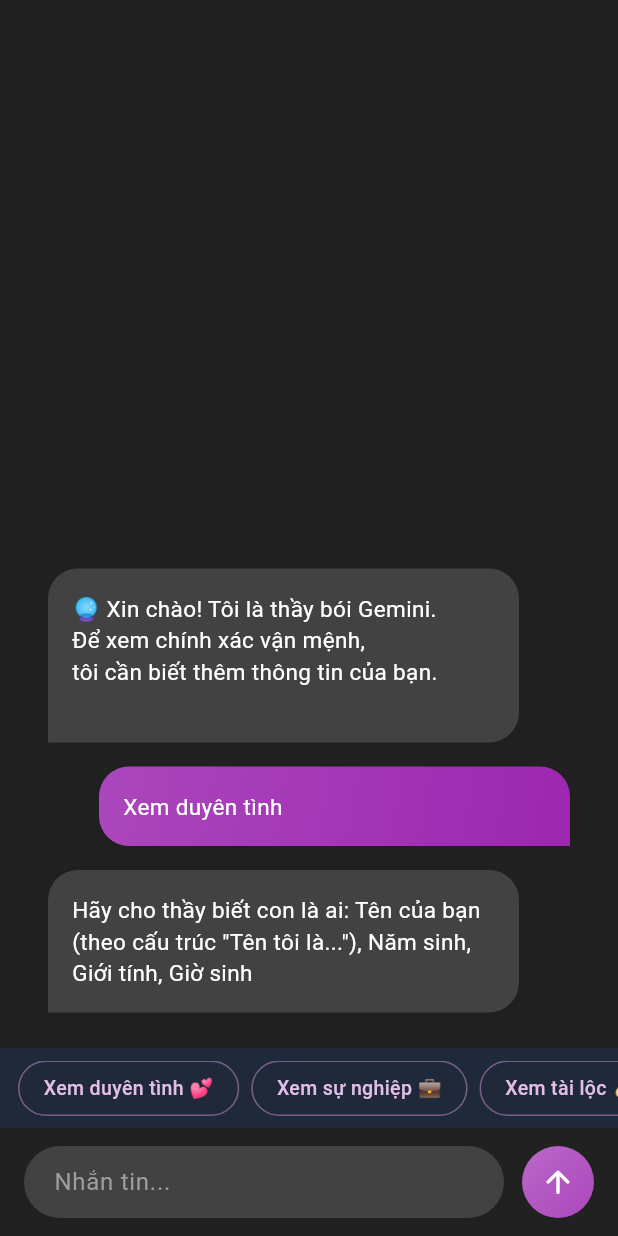
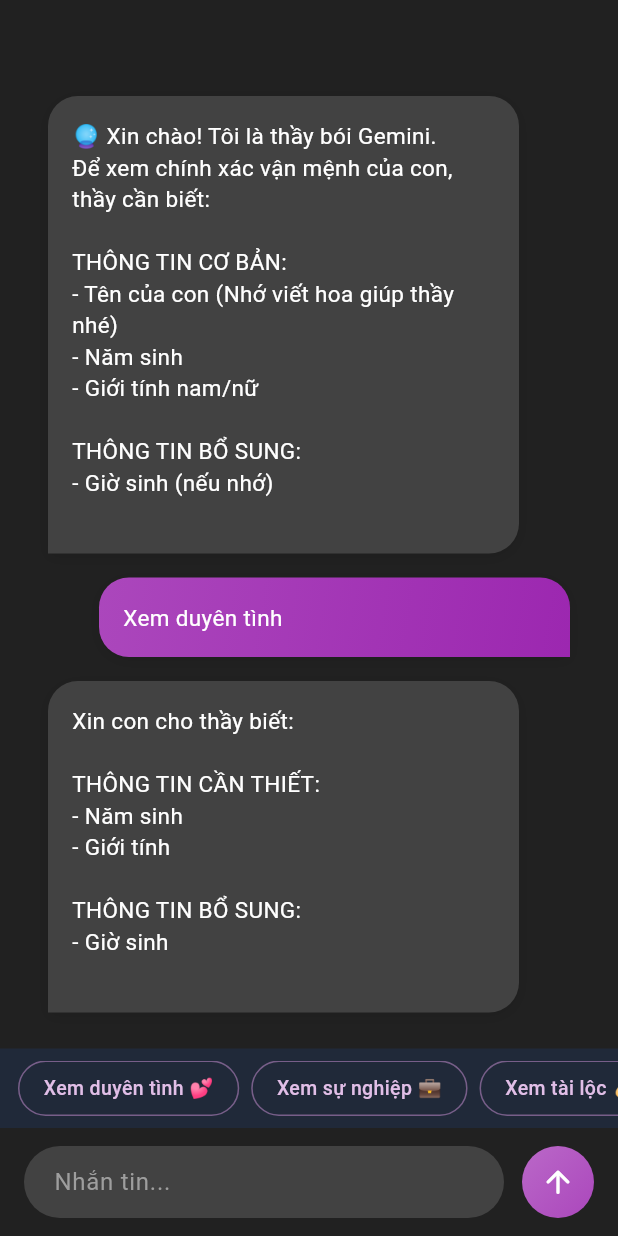
Before and after one commit to hoangtrieuVN39/StarGazer, a Flutter app: the ChatScreen screen opened by its route, after a tap on "Xem duyên tình 💕", on a phone screen of 412 x 824 dp. Run offline on Flutter 3.47's test engine with Material 3 defaults, Android fonts, the light colour scheme and no system bars; our stand-ins replace animated_text_kit, bloc, camera, equatable, flutter_bloc, flutter_dotenv and 5 more; missing offline and left inert: tflite_flutter; accounts and stored records are empty; network calls fail.

Commit message:
8/3_update đăng nhập

```diff
--- a/lib/features/chat/presentation/providers/chat_provider.dart
+++ b/lib/features/chat/presentation/providers/chat_provider.dart
@@ -1,7 +1,6 @@
 import 'package:stargazer/core/services/domain/usecases/send_message.dart';
 import 'package:flutter/material.dart';
 import 'package:stargazer/core/services/domain/entities/chat_message.dart';
-import 'package:stargazer/core/utils/rate_limiter.dart';
 
 class ChatProvider with ChangeNotifier {
   final SendMessage _sendMessage;
@@ -20,8 +19,15 @@
   void _initializeConversation() {
     _addSystemMessage('''
 🔮 Xin chào! Tôi là thầy bói Gemini.
-Để xem chính xác vận mệnh,
-tôi cần biết thêm thông tin của bạn.
+Để xem chính xác vận mệnh của con, thầy cần biết:
+
+THÔNG TIN CƠ BẢN:
+- Tên của con (Nhớ viết hoa giúp thầy nhé)
+- Năm sinh
+- Giới tính nam/nữ
+
+THÔNG TIN BỔ SUNG:
+- Giờ sinh (nếu nhớ)
 ''');
   }
 
@@ -157,10 +163,15 @@
       _userProfile['birthYear'] = birthYearMatch.group(0);
     }
 
-    // Trích xuất tên
-    final nameMatch = RegExp(r'tên (của )?tôi là (\w+)').firstMatch(message);
-    if (nameMatch != null) {
-      _userProfile['name'] = nameMatch.group(2);
+    // Trích xuất tên - tìm từ viết hoa đầu không chứa số hoặc ký tự đặc biệt
+    var words = message.split(' ');
+    for (var word in words) {
+      if (word.isNotEmpty &&
+          word[0].toUpperCase() == word[0] &&
+          !word.contains(RegExp(r'[0-9!@#$%^&*(),.?":{}|<>]'))) {
+        _userProfile['name'] = word;
+        break;
+      }
     }
 
     // Trích xuất giới tính
@@ -182,20 +193,42 @@
   }
 
   String generateMissingInformationPrompt() {
-    final missingFields = _userProfile.entries
-        .where((entry) => entry.value == null)
-        .map((entry) => _getFieldDescription(entry.key))
-        .toList();
+    List<String> basicInfo = [];
+    List<String> additionalInfo = [];
 
-    return missingFields.isEmpty
-        ? ''
-        : 'Hãy cho thầy biết con là ai: ${missingFields.join(', ')}';
+    _userProfile.forEach((key, value) {
+      if (value == null) {
+        String field = _getFieldDescription(key);
+        if (key == 'birthTime') {
+          additionalInfo.add(field);
+        } else {
+          basicInfo.add(field);
+        }
+      }
+    });
+
+    if (basicInfo.isEmpty && additionalInfo.isEmpty) return '';
+
+    StringBuffer prompt = StringBuffer('Xin con cho thầy biết:\n\n');
+
+    if (basicInfo.isNotEmpty) {
+      prompt.writeln('THÔNG TIN CẦN THIẾT:');
+      basicInfo.forEach((field) => prompt.writeln('- $field'));
+    }
+
+    if (additionalInfo.isNotEmpty) {
+      if (basicInfo.isNotEmpty) prompt.writeln();
+      prompt.writeln('THÔNG TIN BỔ SUNG:');
+      additionalInfo.forEach((field) => prompt.writeln('- $field'));
+    }
+
+    return prompt.toString();
   }
 
   String _getFieldDescription(String field) {
     switch (field) {
       case 'name':
-        return 'Tên của bạn (theo cấu trúc "Tên tôi là...")';
+        return 'Tên của bạn (Con nhớ viết hoa giúp thầy nhé)';
       case 'birthYear':
         return 'Năm sinh';
       case 'gender':
--- a/lib/features/login/presentation/screens/login_screen.dart
+++ b/lib/features/login/presentation/screens/login_screen.dart
@@ -97,7 +97,7 @@
                           'lib/assets/images/google_logo.png', // Path to Google logo
                           height: 24,
                         ),
-                        label: const Text('Login with Google'),
+                        label: const Text('Continue with Google'),
                         style: ElevatedButton.styleFrom(
                           backgroundColor: Colors.white,
                           foregroundColor: Colors.black,
@@ -119,7 +119,7 @@
                           'lib/assets/images/apple_logo.png', // Path to Apple logo
                           height: 24,
                         ),
-                        label: const Text('Login with Apple'),
+                        label: const Text('Continue with Apple'),
                         style: ElevatedButton.styleFrom(
                           backgroundColor: Colors.white,
                           foregroundColor: Colors.black,
--- a/lib/features/register/presentation/screens/register_screen.dart
+++ b/lib/features/register/presentation/screens/register_screen.dart
@@ -96,7 +96,7 @@
                             'lib/assets/images/google_logo.png', // Path to Google logo
                             height: 24,
                           ),
-                          label: const Text('Login with Google'),
+                          label: const Text('Continue with Google'),
                           style: ElevatedButton.styleFrom(
                             backgroundColor: Colors.white,
                             foregroundColor: Colors.black,
@@ -118,7 +118,7 @@
                             'lib/assets/images/apple_logo.png', // Path to Apple logo
                             height: 24,
                           ),
-                          label: const Text('Login with Apple'),
+                          label: const Text('Continue with Apple'),
                           style: ElevatedButton.styleFrom(
                             backgroundColor: Colors.white,
                             foregroundColor: Colors.black,
```
Also changed, not shown: 12 other files.
